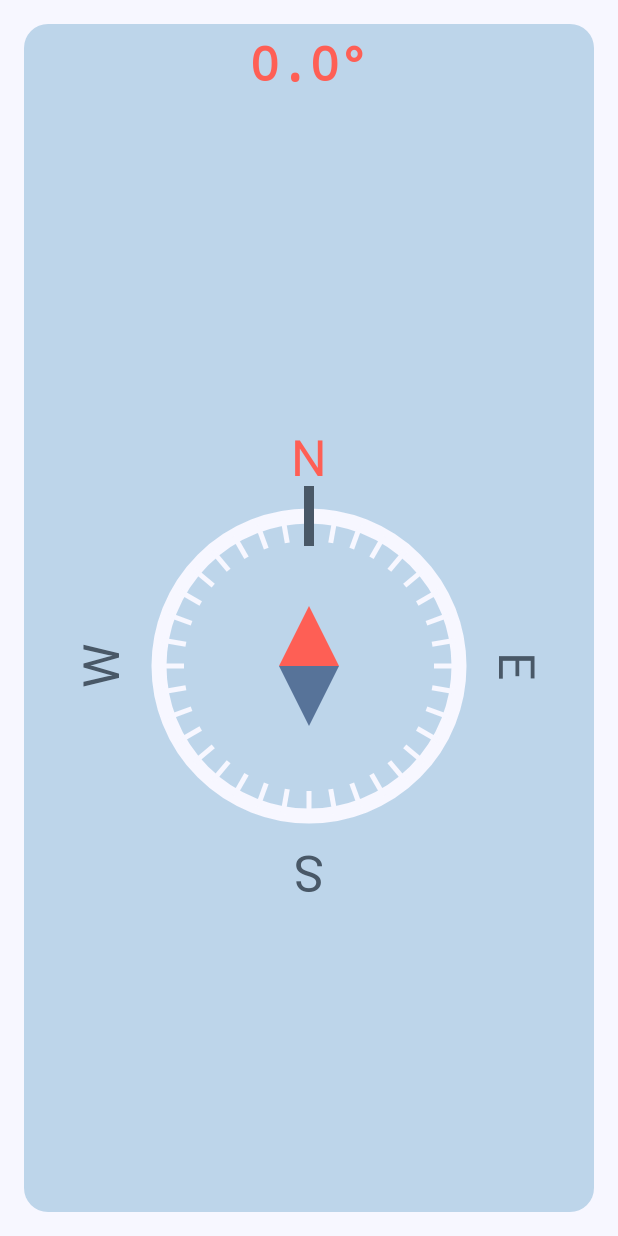
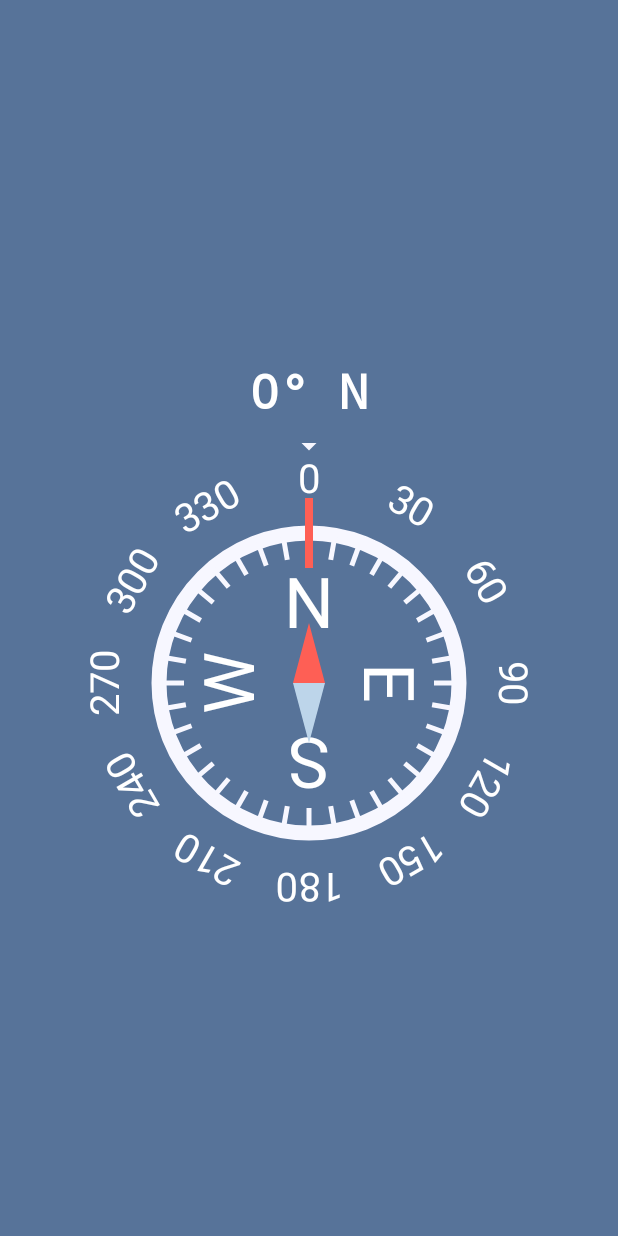
Before and after one commit to YazanAesmael/CompassApp, an Android app built with Jetpack Compose: the screen it shows after launch (MainActivity), on a phone screen of 412 x 824 dp. Run offline under Robolectric (Android 15) with nearby library versions, the phone set to English and light mode, and no system bars; our stand-ins replace Dagger/Hilt's generated code.

Commit message:
2st commit

```diff
--- a/app/src/main/java/com/yaxan/way/common/cardinal.kt
+++ b/app/src/main/java/com/yaxan/way/common/cardinal.kt
@@ -2,9 +2,13 @@ package com.yaxan.way.common
 
 enum class Cardinal(val letter: String, val degree: Int) {
     NORTH("N", 0),
+    NORTHEAST("NE", 45),
     EAST("E", 90),
+    SOUTHEAST("SE", 135),
     SOUTH("S", 180),
+    SOUTHWEST("SW", 225),
     WEST("W", 270),
+    NORTHWEST("NW", 315),
     ;
 
     companion object {
--- a/app/src/main/java/com/yaxan/way/presentation/home_screen/HomeScreen.kt
+++ b/app/src/main/java/com/yaxan/way/presentation/home_screen/HomeScreen.kt
@@ -6,13 +6,15 @@ import androidx.compose.foundation.background
 import androidx.compose.foundation.layout.Arrangement
 import androidx.compose.foundation.layout.Box
 import androidx.compose.foundation.layout.Column
+import androidx.compose.foundation.layout.Spacer
 import androidx.compose.foundation.layout.fillMaxSize
 import androidx.compose.foundation.layout.fillMaxWidth
 import androidx.compose.foundation.layout.height
 import androidx.compose.foundation.layout.padding
 import androidx.compose.foundation.layout.width
-import androidx.compose.foundation.shape.RoundedCornerShape
 import androidx.compose.material.icons.Icons
+import androidx.compose.material.icons.filled.ArrowDropDown
+import androidx.compose.material3.Icon
 import androidx.compose.material3.MaterialTheme
 import androidx.compose.material3.Text
 import androidx.compose.runtime.Composable
@@ -25,7 +27,6 @@ import androidx.compose.runtime.rememberCoroutineScope
 import androidx.compose.runtime.setValue
 import androidx.compose.ui.Alignment
 import androidx.compose.ui.Modifier
-import androidx.compose.ui.draw.clip
 import androidx.compose.ui.geometry.Offset
 import androidx.compose.ui.graphics.Color
 import androidx.compose.ui.graphics.Path
@@ -35,7 +36,6 @@ import androidx.compose.ui.graphics.drawscope.rotate
 import androidx.compose.ui.graphics.nativeCanvas
 import androidx.compose.ui.graphics.toArgb
 import androidx.compose.ui.platform.LocalContext
-import androidx.compose.ui.text.TextStyle
 import androidx.compose.ui.text.font.FontFamily
 import androidx.compose.ui.text.font.FontWeight
 import androidx.compose.ui.text.style.TextAlign
@@ -63,6 +63,20 @@ fun HomeScreen(navController: NavController, viewModel: HomeViewModel = hiltView
     val scope = rememberCoroutineScope()
     val heading by viewModel.heading.collectAsState()
 
+    val direction = when {
+        currentDegree >= 337.5 || currentDegree < 22.5 -> Cardinal.NORTH
+        currentDegree >= 22.5 && currentDegree < 67.5 -> Cardinal.NORTHEAST
+        currentDegree >= 67.5 && currentDegree < 112.5 -> Cardinal.EAST
+        currentDegree >= 112.5 && currentDegree < 157.5 -> Cardinal.SOUTHEAST
+        currentDegree >= 157.5 && currentDegree < 202.5 -> Cardinal.SOUTH
+        currentDegree >= 202.5 && currentDegree < 247.5 -> Cardinal.SOUTHWEST
+        currentDegree >= 247.5 && currentDegree < 292.5 -> Cardinal.WEST
+        currentDegree >= 292.5 && currentDegree < 337.5 -> Cardinal.NORTHWEST
+        else -> null
+    }
+
+    val letter = direction?.letter ?: ""
+
     DisposableEffect(Unit) {
         val dataManager = SensorDataManager(context)
         dataManager.init()
@@ -82,45 +96,40 @@ fun HomeScreen(navController: NavController, viewModel: HomeViewModel = hiltView
     Column(
         modifier = Modifier
             .fillMaxSize()
-            .background(white),
-        verticalArrangement = Arrangement.SpaceBetween,
+            .background(darkBlue),
+        verticalArrangement = Arrangement.Center,
         horizontalAlignment = Alignment.CenterHorizontally
     ) {
-        Box(
-            modifier = Modifier
-                .padding(16.dp)
-                .fillMaxSize()
-                .background(blue, RoundedCornerShape(16.dp))
-                .clip(RoundedCornerShape(16.dp))
-        ) {
+        Column(horizontalAlignment = Alignment.CenterHorizontally) {
             Text(
-                text = "$currentDegree°",
-                color = red,
+                text = "${currentDegree.toInt()}° $letter",
+                color = Color.White,
                 fontSize = 32.sp,
                 modifier = Modifier
                     .fillMaxWidth()
-                    .padding(top = 8.dp)
-                    .align(Alignment.TopCenter),
+                    .padding(top = 8.dp),
                 textAlign = TextAlign.Center,
                 fontWeight = FontWeight.SemiBold,
                 fontFamily = FontFamily.Monospace
             )
+            Spacer(modifier = Modifier.height(4.dp))
+            Icon(imageVector = Icons.Filled.ArrowDropDown, contentDescription = "Arrow Down", tint = white)
+        }
+        Spacer(modifier = Modifier.height(32.dp))
         CompassView(
             heading = currentDegree,
             modifier = Modifier
                 .padding(top = 64.dp)
-                    .fillMaxWidth()
-                    .align(Alignment.Center)
+                .fillMaxWidth(),
         )
-        }
+        Spacer(modifier = Modifier.height(84.dp))
     }
 }
 
 @Composable
 fun CompassView(heading: Float, modifier: Modifier) {
-    val circleColor = MaterialTheme.colorScheme.onBackground
     val arrowPosColor = red
-    val arrowNegColor = darkBlue
+    val arrowNegColor = blue
 
     Box(
         modifier = modifier,
@@ -140,24 +149,27 @@ fun CompassView(heading: Float, modifier: Modifier) {
 
             val arrowPath = Path()
             arrowPath.moveTo(size.width / 2, (size.height * .9).toFloat())
-            arrowPath.lineTo(size.width / 2 + 30, size.height / 2)
-            arrowPath.lineTo(size.width / 2 - 30, size.height / 2)
+            arrowPath.lineTo(size.width / 2 + 16, size.height / 2)
+            arrowPath.lineTo(size.width / 2 - 16, size.height / 2)
             arrowPath.lineTo(size.width / 2, (size.height * .9).toFloat())
+
 
             rotate(-heading) {
                 Cardinal.values().forEach {
                     rotate(it.degree.toFloat()) {
+                        if (it.letter.length == 1) {
                             drawContext.canvas.nativeCanvas.apply {
                                 drawText(
                                     it.letter,
                                     size.width / 2,
-                                -(size.width / 2 + 40),
+                                    -(size.width / 2 - 95),
                                     Paint().apply {
-                                    textSize = 50f
-                                    color = if (it.letter == "N") red.toArgb() else gray.toArgb()
+                                        textSize = 70f
+                                        color = Color.White.toArgb()
                                         textAlign = Paint.Align.CENTER
                                     }
                                 )
+                            }
                         }
                     }
                 }
@@ -165,11 +177,32 @@ fun CompassView(heading: Float, modifier: Modifier) {
                 for (i in 0..350 step 10) {
                     rotate(i.toFloat()) {
                         drawLine(
-                            color = white,
-                            start = Offset(x = size.width / 2, ((size.height / 2) - size.width) + 25),
-                            end = Offset(x = size.width / 2, (size.height / 2) - size.width),
-                            strokeWidth = 5f,
+                            color = if (i == 0) red else white,
+                            start = Offset(
+                                x = size.width / 2,
+                                ((size.height / 2) - size.width) + (if (i == 0) 35 else 25)
+                            ),
+                            end = Offset(
+                                x = size.width / 2,
+                                (size.height / 2) - size.width - (if (i == 0) 35 else 0)
+                            ),
+                            strokeWidth = if (i == 0) 8f else 5f,
                         )
+
+                        if (i % 30 == 0) {
+                            drawContext.canvas.nativeCanvas.apply {
+                                drawText(
+                                    i.toString(),
+                                    size.width / 2,
+                                    -(size.width / 2 + 40),
+                                    Paint().apply {
+                                        textSize = 40f
+                                        color = Color.White.toArgb()
+                                        textAlign = Paint.Align.CENTER
+                                    }
+                                )
+                            }
+                        }
                     }
                 }
 
@@ -178,13 +211,6 @@ fun CompassView(heading: Float, modifier: Modifier) {
                     drawPath(arrowPath, SolidColor(arrowPosColor))
                 }
             }
-
-            drawLine(
-                color = gray,
-                start = Offset(x = size.width / 2, ((size.height / 2) - size.width) + 30),
-                end = Offset(x = size.width / 2, ((size.height / 2) - size.width) - 30),
-                strokeWidth = 10f,
-            )
         }
     }
 }
--- a/app/src/main/java/com/yaxan/way/presentation/home_screen/HomeViewModel.kt
+++ b/app/src/main/java/com/yaxan/way/presentation/home_screen/HomeViewModel.kt
@@ -16,7 +16,6 @@ import kotlinx.coroutines.flow.MutableStateFlow
 import kotlinx.coroutines.flow.StateFlow
 import kotlinx.coroutines.flow.asStateFlow
 import javax.inject.Inject
-import kotlin.math.abs
 import kotlin.math.roundToInt
 
 @HiltViewModel
@@ -34,6 +33,7 @@ class HomeViewModel @Inject constructor(
     fun startSensors() { compass.startListening() }
 
     fun startCardinal() { cardinal.init() }
+
 }
 
 const val alpha = 0.1f // Smoothing factor (0 < alpha < 1)
```
Lines whose indentation alone changed are shown as unchanged.
